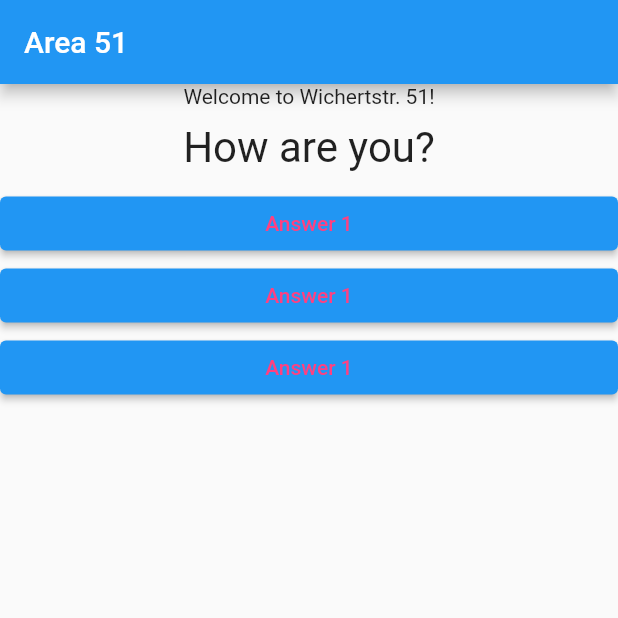
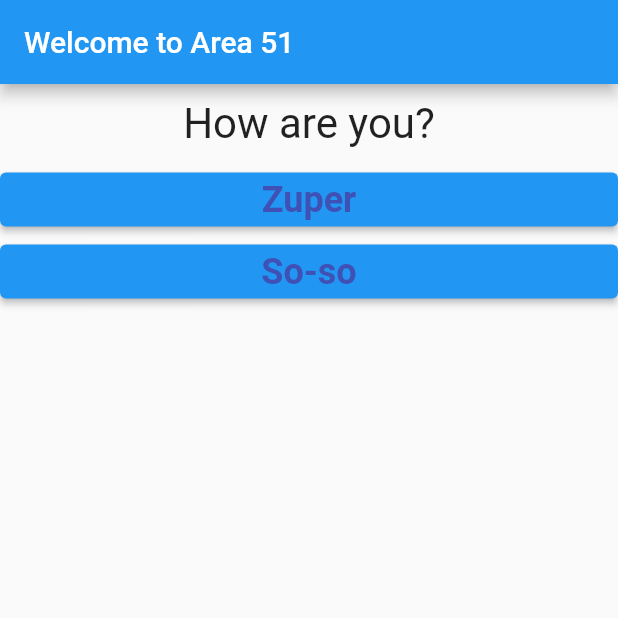
Before and after one commit to grainnemcknight/area_51, a Flutter app: the screen it shows after launch, on a phone screen of 412 x 824 dp, the top half of it. Run offline on Flutter 3.47's test engine with Material 2 defaults, Android fonts, the phone set to English and light mode, and no system bars.

Commit message:
Area 51 Quiz

```diff
--- a/lib/answer.dart
+++ b/lib/answer.dart
@@ -2,21 +2,23 @@ import 'package:flutter/material.dart';
 
 class Answer extends StatelessWidget {
   final VoidCallback selectHandler;
+  final String answerText;
 
-  Answer(this.selectHandler);
+  Answer(this.selectHandler, this.answerText);
 
   @override
   Widget build(BuildContext context) {
     return Container(
         width: double.infinity,
         child: ElevatedButton(
-          style: ButtonStyle(
-              foregroundColor: MaterialStateProperty.all<Color>(Colors.blue)),
-          child: Text("Answer 1",
-              style: TextStyle(
-                color: Colors.pinkAccent,
-              )),
           onPressed: selectHandler,
+          child: Text(
+            answerText,
+            style: const TextStyle(
+                color: Colors.indigo,
+                fontWeight: FontWeight.bold,
+                fontSize: 24),
+          ),
         ));
   }
 }
--- a/lib/main.dart
+++ b/lib/main.dart
@@ -1,7 +1,7 @@
 import 'package:flutter/material.dart';
 
-import 'package:area_51/question.dart';
-import 'package:area_51/answer.dart';
+import 'package:area_51/quiz.dart';
+import 'package:area_51/result.dart';
 
 // void main() {
 //   runApp(App());
@@ -16,32 +16,89 @@ class App extends StatefulWidget {
 }
 
 class _AppState extends State<App> {
+  final _questions = const [
+    {
+      "questionText": "How are you?",
+      "answers": [
+        {"text": "Zuper", "score": 10},
+        {"text": "So-so", "score": 5}
+      ],
+    },
+    {
+      "questionText": "Have you visited Area 51 before?",
+      "answers": [
+        {"text": "Yes", "score": 10},
+        {"text": "No", "score": 5},
+      ]
+    },
+    {
+      "questionText": "Do you want coffee?",
+      "answers": [
+        {"text": "Bitte", "score": 10},
+        {"text": "Nah", "score": 5},
+        {"text": "Tea", "score": -5},
+      ]
+    },
+    {
+      "questionText": "Which Painting is G's fave?",
+      "answers": [
+        {"text": "Stormy looking volcano one", "score": 5},
+        {"text": "Girl Turning Away", "score": 5},
+        {"text": "Drive home moody in hallway", "score": 10},
+        {"text": "T's Creative Cùinne Artwork", "score": -5},
+      ]
+    },
+    {
+      "questionText": "Which side of the couch belongs to G",
+      "answers": [
+        {"text": "Side closest to balcony", "score": 10},
+        {"text": "Side beside wall", "score": -10},
+      ]
+    },
+    {
+      "questionText":
+          "Whats the name of G's frequent ZaraHome giant candle scent?",
+      "answers": [
+        {"text": "Dark Vanilla", "score": -5},
+        {"text": "Black Vanilla", "score": 10},
+        {"text": "Dark Romance", "score": -5}
+      ]
+    },
+  ];
   var _questionIndex = 0;
-  void _answerQuestion() {
+  var _totalScore = 0;
+
+  void _resetQuiz() {
+    setState(() {
+      _questionIndex = 0;
+      _totalScore = 0;
+    });
+  }
+
+  void _answerQuestion(int score) {
+    _totalScore += score;
     setState(() {
       _questionIndex = _questionIndex + 1;
     });
-    print("Glad to hear!");
+    if (_questionIndex < _questions.length) {
+      print("We have more questions left");
+    } else {
+      print("No questions left");
+    }
   }
 
   @override
   Widget build(BuildContext context) {
-    var questions = [
-      "How are you?",
-      "Have you visited Area 51 before?",
-      "Do you want coffee?"
-    ];
     return MaterialApp(
         home: Scaffold(
             appBar: AppBar(
-              title: Text('Area 51'),
+              title: Text('Welcome to Area 51'),
             ),
-            body: Column(children: [
-              Text("Welcome to Wichertstr. 51!"),
-              Question(questions[_questionIndex]),
-              Answer(_answerQuestion),
-              Answer(_answerQuestion),
-              Answer(_answerQuestion),
-            ])));
+            body: (_questionIndex < _questions.length)
+                ? Quiz(
+                    answerQuestion: _answerQuestion,
+                    questions: _questions,
+                    questionIndex: _questionIndex)
+                : Result(_totalScore, _resetQuiz)));
   }
 }
--- a/lib/question.dart
+++ b/lib/question.dart
@@ -8,12 +8,12 @@ class Question extends StatelessWidget {
   @override
   Widget build(BuildContext context) {
     return Container(
-      width: double.infinity,
-      margin: EdgeInsets.all(10),
-      child: Text(
-      questionText,
-      style: TextStyle(fontSize: 28),
-      textAlign: TextAlign.center,
-    ));
+        width: double.infinity,
+        margin: const EdgeInsets.all(10),
+        child: Text(
+          questionText,
+          style: const TextStyle(fontSize: 28),
+          textAlign: TextAlign.center,
+        ));
   }
 }
--- /dev/null
+++ b/lib/quiz.dart
@@ -0,0 +1,28 @@
+import 'dart:collection';
+
+import 'package:flutter/material.dart';
+import 'package:area_51/answer.dart';
+import 'package:area_51/question.dart';
+
+class Quiz extends StatelessWidget {
+  final List<Map<String, Object>> questions;
+  final int questionIndex;
+  final Function answerQuestion;
+
+  Quiz(
+      {required this.questions,
+      required this.answerQuestion,
+      required this.questionIndex});
+
+  @override
+  Widget build(BuildContext context) {
+    return Column(children: [
+      Question(questions[questionIndex]["questionText"] as String),
+      ...(questions[questionIndex]["answers"] as List<Map<String, Object>>)
+          .map((answer) {
+        return Answer(() => answerQuestion(answer["score"] as int),
+            answer["text"] as String);
+      }).toList()
+    ]);
+  }
+}
--- /dev/null
+++ b/lib/result.dart
@@ -0,0 +1,36 @@
+import 'package:flutter/material.dart';
+
+class Result extends StatelessWidget {
+  final int resultScore;
+  final VoidCallback reset_quiz;
+
+  Result(this.resultScore, this.reset_quiz);
+
+  String get resultPhrase {
+    var resultText = "You did it! ♥️";
+    if (resultScore < 60) {
+      resultText = "Hmm... try better next time. Your score out of 60:  ";
+      resultText += resultScore.toString();
+    } else {
+      resultText += "Maximum Score:";
+      resultText += resultScore.toString();
+    }
+    return resultText;
+  }
+
+  @override
+  Widget build(BuildContext context) {
+    return Column(
+      children: [
+        Center(
+          child: Text(resultPhrase,
+              style: TextStyle(fontSize: 30, fontWeight: FontWeight.bold)),
+        ),
+        TextButton(
+            onPressed: reset_quiz,
+            child: Text("Restart Quiz",
+                style: TextStyle(fontSize: 30, fontWeight: FontWeight.bold)))
+      ],
+    );
+  }
+}
```
